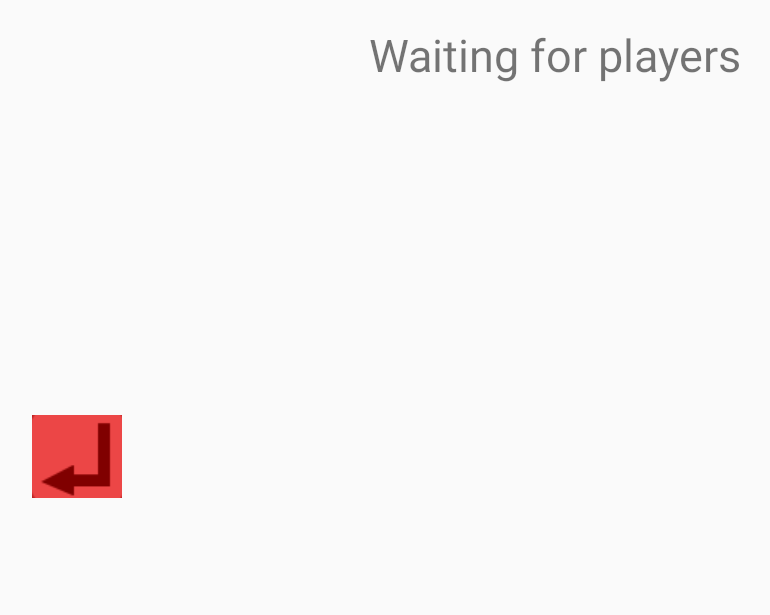
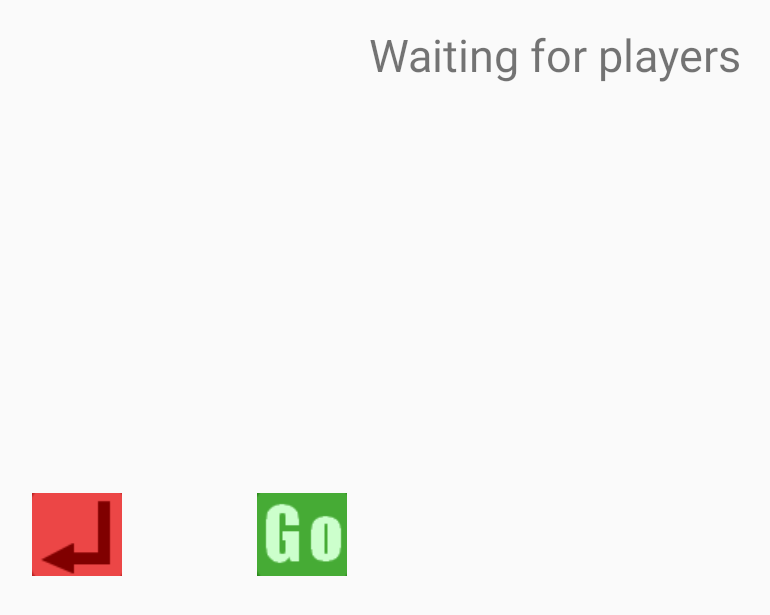
Before and after one commit to Phenix8/Gaze, an Android app: the LobbyActivity screen opened directly, with no data from a screen before it, on a phone screen of 824 x 412 dp (held sideways). Shown: the top 615 px of the screen, without its empty margins (64-834 px from the left). Run offline under Robolectric (Android 15) with nearby library versions, the phone set to English and light mode, and no system bars; 1 statement that could not run was skipped.

Commit message:
Lobby work

```diff
--- a/Android_app/app/src/main/java/com/ican/anamorphoses_jsdn/LobbyActivity.java
+++ b/Android_app/app/src/main/java/com/ican/anamorphoses_jsdn/LobbyActivity.java
@@ -7,6 +7,8 @@ import android.view.View;
 import android.widget.ArrayAdapter;
 import android.widget.ImageButton;
 import android.widget.ListView;
+import android.app.AlertDialog;
+import android.content.DialogInterface;
 
 import com.ican.anamorphoses_jsdn.control.Player;
 import com.ican.anamorphoses_jsdn.network.Client;
@@ -21,10 +23,13 @@ public class LobbyActivity extends AppCompatActivity
         implements Client.GameEventListener {
 
     private ImageButton returnButton = null;
+    private ImageButton readyButton = null;
     private ListView playerList = null;
 
     private ArrayList<Player> players = new ArrayList<>();
     private ArrayAdapter<Player> adapter;
+
+    private Client client;
 
     @Override
     protected void onCreate(Bundle savedInstanceState) {
@@ -47,19 +52,39 @@ public class LobbyActivity extends AppCompatActivity
         }
         });
 
+        readyButton = (ImageButton) findViewById(R.id.readyImgButton);
+        readyButton.setOnClickListener(new View.OnClickListener() {
+            @Override
+            public void onClick(View v) {
+                try {
+                    client.toggleReady();
+                } catch (IOException e) {
+                    showError("A network error occured.");
+                }
+            }
+        });
+
         playerList = (ListView) findViewById(R.id.playerList);
         adapter = new ArrayAdapter<>(this, R.layout.list_item, players);
         playerList.setAdapter(adapter);
 
-        Client client = new Client();
+        client = new Client();
         try {
             client.addGameEventListener(this);
             client.connectServer(AnamorphGameManager.getplayerNickname(), (InetAddress) getIntent().getExtras().getSerializable("serverAddress"));
         } catch (UnknownHostException e) {
-            e.printStackTrace();
+            showError("Server address is invalid.");
         } catch (IOException e) {
-            e.printStackTrace();
+            showError("A network error occured");
         }
+    }
+
+    private void showError(String message) {
+        new AlertDialog.Builder(this)
+                .setTitle("Error")
+                .setMessage(message)
+                .setIcon(android.R.drawable.ic_dialog_alert)
+                .show();
     }
 
     @Override
--- a/Android_app/app/src/main/java/com/ican/anamorphoses_jsdn/control/Manager.java
+++ b/Android_app/app/src/main/java/com/ican/anamorphoses_jsdn/control/Manager.java
@@ -106,6 +106,7 @@ public class Manager extends Server {
             case Protocol.READY_INSTRUCTION_TYPE:
                 Player player = players.get(handler);
                 player.setReady(!player.isReady());
+                sendPlayerList();
             break;
 
             case Protocol.START_INSTRUCTION_TYPE:
--- a/Android_app/app/src/main/java/com/ican/anamorphoses_jsdn/control/Player.java
+++ b/Android_app/app/src/main/java/com/ican/anamorphoses_jsdn/control/Player.java
@@ -49,6 +49,6 @@ public class Player {
 
     @Override
     public String toString() {
-        return getName();
+        return String.format("%s : %s", getName(), isReady() ? "ready" : "not ready");
     }
 }
--- a/Android_app/app/src/main/java/com/ican/anamorphoses_jsdn/network/Client.java
+++ b/Android_app/app/src/main/java/com/ican/anamorphoses_jsdn/network/Client.java
@@ -70,6 +70,10 @@ public class Client extends Thread {
         );
     }
 
+    public void toggleReady()throws IOException {
+        sendInstruction(Protocol.buildReadyInstruction(playerId));
+    }
+
     public void disconnect() {
         boolean threadJoined = false;
         try {
--- a/Android_app/app/src/main/res/layout/lobby_activity_layout.xml
+++ b/Android_app/app/src/main/res/layout/lobby_activity_layout.xml
@@ -25,14 +25,14 @@
     <ListView
         android:id="@+id/playerList"
         android:layout_width="match_parent"
-        android:layout_height="wrap_content" />
+        android:layout_height="164dp"
+        android:layout_weight="0.9" />
 
     <FrameLayout
         android:id="@+id/frameLayout"
         android:layout_width="match_parent"
         android:layout_height="wrap_content"
-        android:layout_below="@+id/linearLayout"
-        android:layout_marginTop="220dp">
+        android:layout_below="@+id/linearLayout">
 
         <ImageButton
             android:id="@+id/returnImgButton"
@@ -41,6 +41,14 @@
             android:background="@android:color/transparent"
             app:srcCompat="@drawable/return_button" />
 
+        <ImageButton
+            android:id="@+id/readyImgButton"
+            android:layout_width="60dp"
+            android:layout_height="55dp"
+            android:background="@android:color/transparent"
+            app:srcCompat="@drawable/go_button"
+            android:layout_marginLeft="150dp"/>
+
     </FrameLayout>
 
 </LinearLayout>
```
